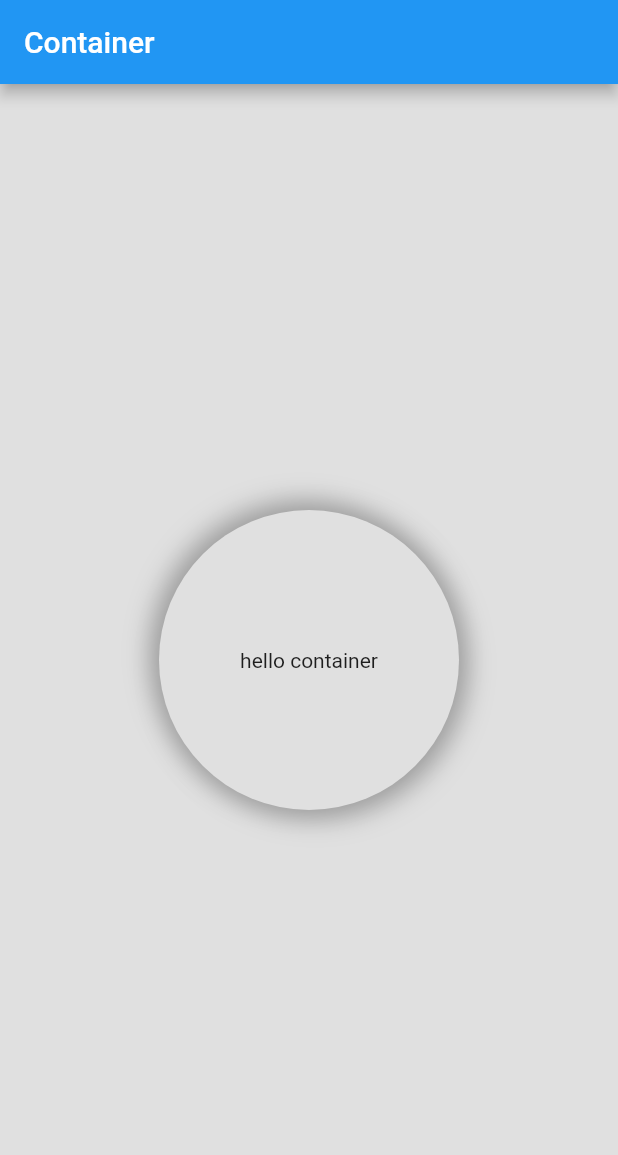
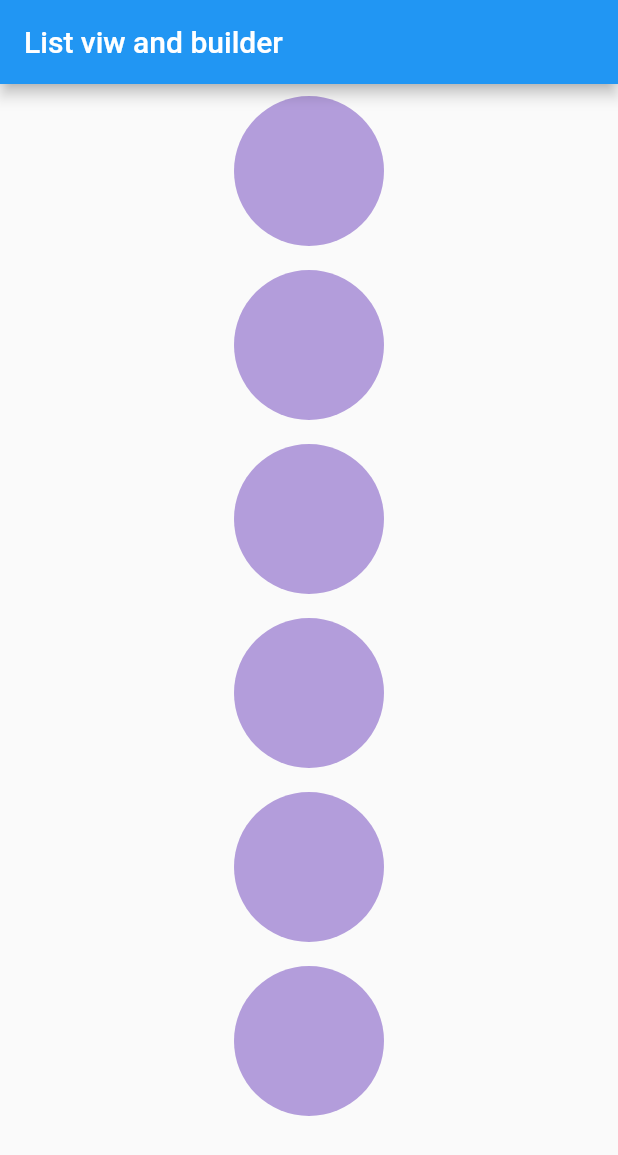
Before and after one commit to priyanshutaru/widget_of_the_day, a Flutter app: the screen it shows after launch, on a phone screen of 412 x 824 dp. Shown: the top 1155 px of the screen. Run offline on Flutter 3.47's test engine with Material 2 defaults, Android fonts, the phone set to English and light mode, and no system bars.

Commit message:
just commit man don't ask every time like this I am frusted

```diff
--- /dev/null
+++ b/lib/listviewandbuilder.dart
@@ -0,0 +1,122 @@
+// ignore_for_file: prefer_const_constructors
+
+import 'package:flutter/material.dart';
+import 'package:flutter/src/widgets/container.dart';
+import 'package:flutter/src/widgets/framework.dart';
+
+class MyListviewWOTD extends StatefulWidget {
+  const MyListviewWOTD({super.key});
+
+  @override
+  State<MyListviewWOTD> createState() => _MyListviewWOTDState();
+}
+
+
+
+//for making two listview in one screen we have to use the listview for the first and for second we have to use the the list view builder for the creating
+//the layout like the instagram one list view for the story and sceond one for the post this can you see on mitch koko youtube channel and take the other knowelage form him.
+
+
+
+
+class _MyListviewWOTDState extends State<MyListviewWOTD> {
+  @override
+  Widget build(BuildContext context) {
+    return Scaffold(
+      appBar: AppBar(
+        title: Text("List viw and builder"),
+      ),
+      body: Column(
+        children: [
+          Expanded(
+            child: ListView(
+              scrollDirection: Axis.vertical,
+              // mainAxisAlignment: MainAxisAlignment.spaceAround,
+
+              children: [
+                Padding(
+                  padding: const EdgeInsets.all(8.0),
+                  child: Container(
+                    height: 100,
+                    width: 100,
+                    decoration: BoxDecoration(
+                      shape: BoxShape.circle,
+                      color: Colors.deepPurple[200],
+                    ),
+                  ),
+                ),
+                Padding(
+                  padding: const EdgeInsets.all(8.0),
+                  child: Container(
+                    height: 100,
+                    width: 100,
+                    decoration: BoxDecoration(
+                      shape: BoxShape.circle,
+                      color: Colors.deepPurple[200],
+                    ),
+                  ),
+                ),
+                Padding(
+                  padding: const EdgeInsets.all(8.0),
+                  child: Container(
+                    height: 100,
+                    width: 100,
+                    decoration: BoxDecoration(
+                      shape: BoxShape.circle,
+                      color: Colors.deepPurple[200],
+                    ),
+                  ),
+                ),
+                Padding(
+                  padding: const EdgeInsets.all(8.0),
+                  child: Container(
+                    height: 100,
+                    width: 100,
+                    decoration: BoxDecoration(
+                      shape: BoxShape.circle,
+                      color: Colors.deepPurple[200],
+                    ),
+                  ),
+                ),
+                Padding(
+                  padding: const EdgeInsets.all(8.0),
+                  child: Container(
+                    height: 100,
+                    width: 100,
+                    decoration: BoxDecoration(
+                      shape: BoxShape.circle,
+                      color: Colors.deepPurple[200],
+                    ),
+                  ),
+                ),
+                Padding(
+                  padding: const EdgeInsets.all(8.0),
+                  child: Container(
+                    height: 100,
+                    width: 100,
+                    decoration: BoxDecoration(
+                      shape: BoxShape.circle,
+                      color: Colors.deepPurple[200],
+                    ),
+                  ),
+                ),
+                // Expanded(
+                //   child: ListView(
+                //     children: [
+                //       Container(
+                //         height: 300,
+                //         color: Colors.black,
+                //       )
+                //     ],
+                //   ),
+
+                // ),
+              ],
+            ),
+          ),
+
+        ],
+      ),
+    );
+  }
+}
--- a/lib/main.dart
+++ b/lib/main.dart
@@ -1,4 +1,9 @@
 import 'package:flutter/material.dart';
+import 'package:widget_of_the_day/apicall.dart';
+import 'package:widget_of_the_day/expanded.dart';
+import 'package:widget_of_the_day/listviewandbuilder.dart';
+import 'package:widget_of_the_day/officialapicall.dart';
+import 'package:widget_of_the_day/row&column.dart';
 
 import 'container.dart';
 
@@ -18,7 +23,7 @@ class MyApp extends StatelessWidget {
 
         primarySwatch: Colors.blue,
       ),
-      home: const MyHomePage(),
+      home: const MyListviewWOTD(),
     );
   }
 }
--- /dev/null
+++ b/lib/officialapicall.dart
@@ -0,0 +1,89 @@
+import 'dart:async';
+import 'dart:convert';
+
+import 'package:flutter/material.dart';
+import 'package:http/http.dart' as http;
+
+Future<Album> fetchAlbum() async {
+  final response = await http
+      .get(Uri.parse('https://jsonplaceholder.typicode.com/albums/1'));
+
+  if (response.statusCode == 200) {
+    // If the server did return a 200 OK response,
+    // then parse the JSON.
+    return Album.fromJson(jsonDecode(response.body));
+  } else {
+    // If the server did not return a 200 OK response,
+    // then throw an exception.
+    throw Exception('Failed to load album');
+  }
+}
+
+class Album {
+  final int userId;
+  final int id;
+  final String title;
+
+  const Album({
+    required this.userId,
+    required this.id,
+    required this.title,
+  });
+
+  factory Album.fromJson(Map<String, dynamic> json) {
+    return Album(
+      userId: json['userId'],
+      id: json['id'],
+      title: json['title'],
+    );
+  }
+}
+
+// void main() => runApp(const OfficialDocsAipCall());
+
+class OfficialDocsAipCall extends StatefulWidget {
+  const OfficialDocsAipCall({super.key});
+
+  @override
+  State<OfficialDocsAipCall> createState() => _MyAppState();
+}
+
+class _MyAppState extends State<OfficialDocsAipCall> {
+  late Future<Album> futureAlbum;
+
+  @override
+  void initState() {
+    super.initState();
+    futureAlbum = fetchAlbum();
+  }
+
+  @override
+  Widget build(BuildContext context) {
+    return MaterialApp(
+      title: 'Fetch Data Example',
+      theme: ThemeData(
+        primarySwatch: Colors.red,
+      ),
+      home: Scaffold(
+        appBar: AppBar(
+          title: const Text('Fetch Data Example'),
+        ),
+        body: Center(
+          child: FutureBuilder<Album>(
+            future: futureAlbum,
+            builder: (context, snapshot) {
+              if (snapshot.hasData) {
+                return Text(snapshot.data!.title);
+              } else if (snapshot.hasError) {
+                return Text('${snapshot.error}');
+              }
+
+              // By default, show a loading spinner.
+              return const CircularProgressIndicator();
+            },
+          ),
+        ),
+      ),
+    );
+  }
+}
--- a/pubspec.yaml
+++ b/pubspec.yaml
@@ -36,6 +36,7 @@ dependencies:
   # The following adds the Cupertino Icons font to your application.
   # Use with the CupertinoIcons class for iOS style icons.
   cupertino_icons: ^1.0.2
+  http: ^0.13.5
 
 dev_dependencies:
   flutter_test:
```
Also changed, not shown: lib/apicall.dart (added, +47 -0 lines), lib/expanded.dart (added, +43 -0 lines), lib/row&column.dart (added, +61 -0 lines), pubspec.lock.
